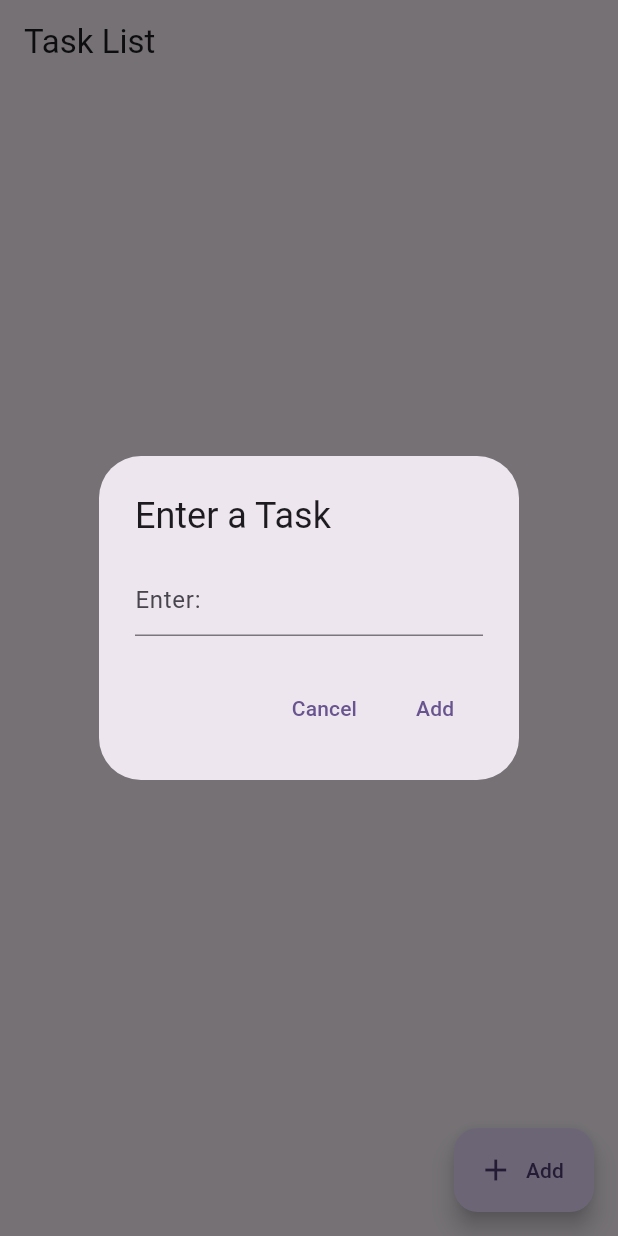
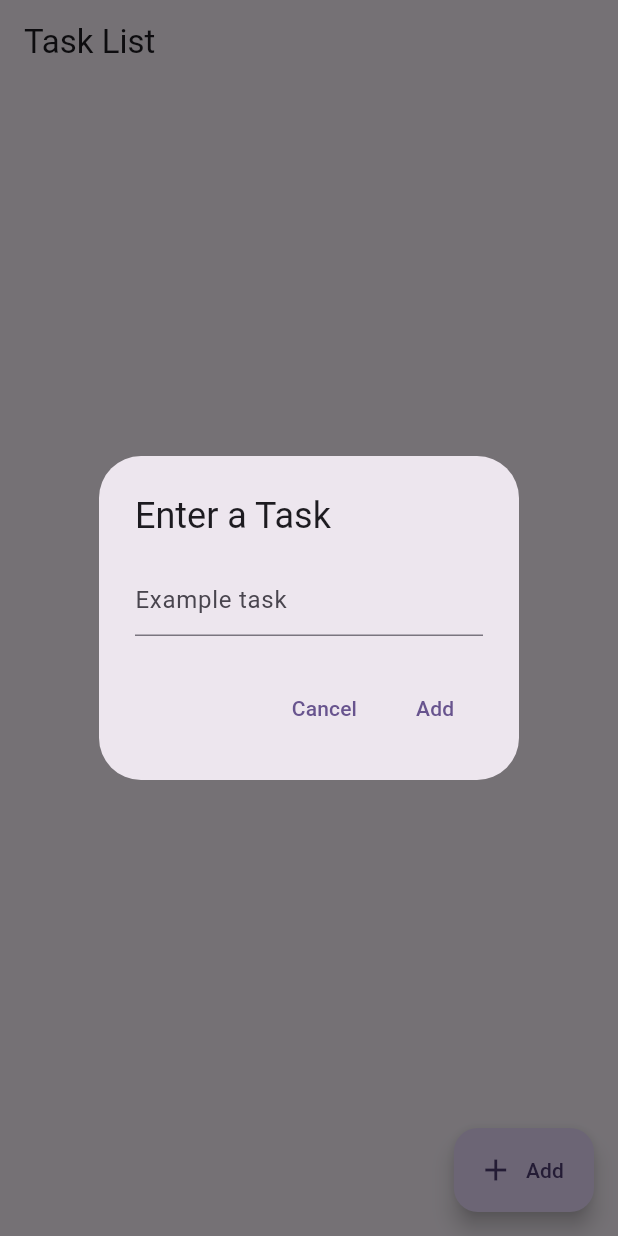
Before and after one commit to Wildtypers/adaptiveCalander, a Flutter app: the screen it shows after launch, after a tap on "Add", on a phone screen of 412 x 824 dp. Run offline on Flutter 3.47's test engine with Material 3 defaults, Android fonts, the phone set to English and light mode, and no system bars; our stand-ins replace sqflite; accounts and stored records are empty.

Commit message:
UI AlertBox update
Changed from Enter: to Example task

```diff
--- a/main/lib/main.dart
+++ b/main/lib/main.dart
@@ -69,7 +69,7 @@ class _HomePageState extends State<MyHomePage>{
             controller: controller,
             keyboardType: TextInputType.text,
             decoration: InputDecoration(
-              hintText:'Enter: '
+              hintText:'Example task'
             ),
           ),
           actions: [
```
